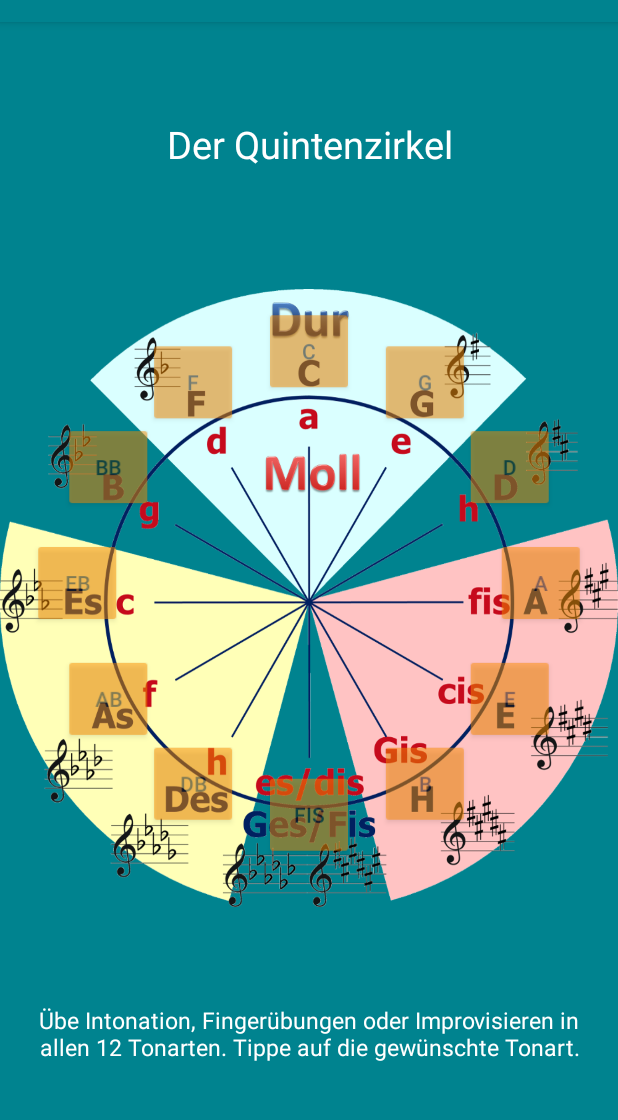
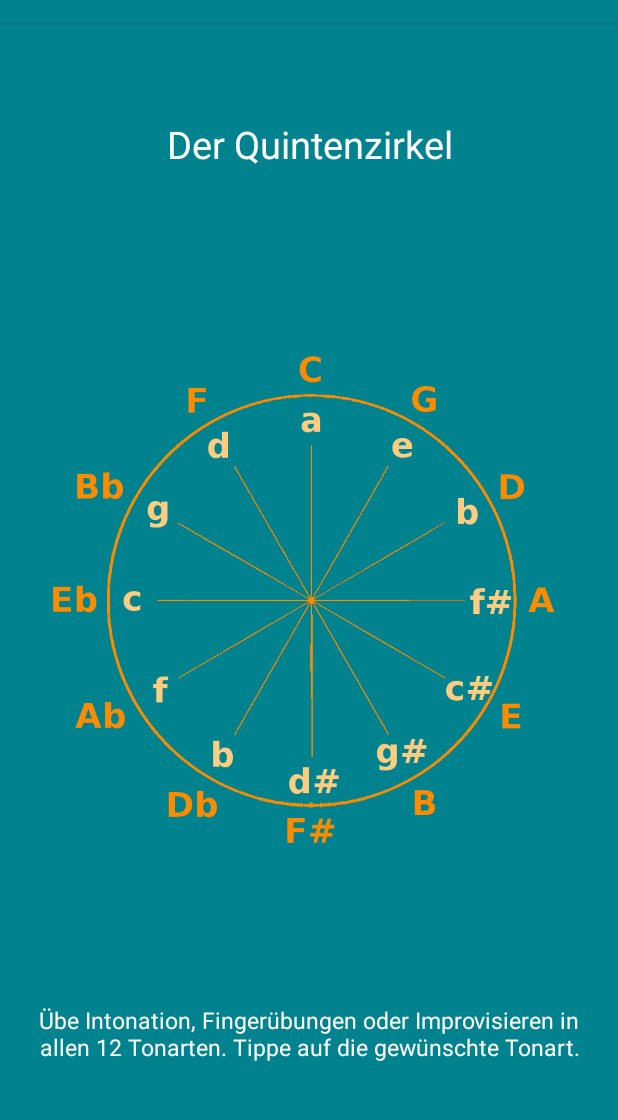
Before and after one commit to deftone/MusicApp, an Android app: the fragment CircleFragment placed in its activity, on a phone screen of 412 x 824 dp, the part 62-1182 px from its top. Run offline under Robolectric (Android 15) with nearby library versions, the light colour scheme and no system bars; our stand-ins replace ButterKnife.

Commit message:
circle image replaced by own image :)

```diff
--- a/app/src/main/res/layout/fragment_circle.xml
+++ b/app/src/main/res/layout/fragment_circle.xml
@@ -41,13 +41,13 @@
             android:layout_width="fill_parent"
             android:layout_height="fill_parent"
             android:layout_gravity="center"
-            android:src="@drawable/circle_maj_min" />
+            android:src="@drawable/circle_maj_min2" />
 
         <Button
             android:id="@+id/button_c"
             android:layout_width="@dimen/button_width"
             android:layout_height="@dimen/button_width"
-            android:alpha="0.5"
+            android:alpha="0.0"
             android:backgroundTint="@color/colorAccent"
             android:text="C" />
 
@@ -55,7 +55,7 @@
             android:id="@+id/button_g"
             android:layout_width="@dimen/button_width"
             android:layout_height="@dimen/button_width"
-            android:alpha="0.5"
+            android:alpha="0.0"
             android:backgroundTint="@color/colorAccent"
             android:text="G" />
 
@@ -63,7 +63,7 @@
             android:id="@+id/button_d"
             android:layout_width="@dimen/button_width"
             android:layout_height="@dimen/button_width"
-            android:alpha="0.5"
+            android:alpha="0.0"
             android:backgroundTint="@color/colorAccent"
             android:text="D" />
 
@@ -71,7 +71,7 @@
             android:id="@+id/button_a"
             android:layout_width="@dimen/button_width"
             android:layout_height="@dimen/button_width"
-            android:alpha="0.5"
+            android:alpha="0.0"
             android:backgroundTint="@color/colorAccent"
             android:text="A" />
 
@@ -79,7 +79,7 @@
             android:id="@+id/button_e"
             android:layout_width="@dimen/button_width"
             android:layout_height="@dimen/button_width"
-            android:alpha="0.5"
+            android:alpha="0.0"
             android:backgroundTint="@color/colorAccent"
             android:text="E" />
 
@@ -87,7 +87,7 @@
             android:id="@+id/button_b"
             android:layout_width="@dimen/button_width"
             android:layout_height="@dimen/button_width"
-            android:alpha="0.5"
+            android:alpha="0.0"
             android:backgroundTint="@color/colorAccent"
             android:text="B" />
 
@@ -95,7 +95,7 @@
             android:id="@+id/button_fis"
             android:layout_width="@dimen/button_width"
             android:layout_height="@dimen/button_width"
-            android:alpha=".5"
+            android:alpha="0.0"
             android:backgroundTint="@color/colorAccent"
             android:text="Fis" />
 
@@ -103,7 +103,7 @@
             android:id="@+id/button_db"
             android:layout_width="@dimen/button_width"
             android:layout_height="@dimen/button_width"
-            android:alpha="0.5"
+            android:alpha="0.0"
             android:backgroundTint="@color/colorAccent"
             android:text="Db" />
 
@@ -111,7 +111,7 @@
             android:id="@+id/button_eb"
             android:layout_width="@dimen/button_width"
             android:layout_height="@dimen/button_width"
-            android:alpha=".5"
+            android:alpha="0.0"
             android:backgroundTint="@color/colorAccent"
             android:text="Eb" />
 
@@ -120,7 +120,7 @@
             android:id="@+id/button_bb"
             android:layout_width="@dimen/button_width"
             android:layout_height="@dimen/button_width"
-            android:alpha="0.5"
+            android:alpha="0.0"
             android:backgroundTint="@color/colorAccent"
             android:text="Bb" />
 
@@ -128,7 +128,7 @@
             android:id="@+id/button_ab"
             android:layout_width="@dimen/button_width"
             android:layout_height="@dimen/button_width"
-            android:alpha="0.5"
+            android:alpha="0.0"
             android:backgroundTint="@color/colorAccent"
             android:text="Ab" />
 
@@ -136,7 +136,7 @@
             android:id="@+id/button_f"
             android:layout_width="@dimen/button_width"
             android:layout_height="@dimen/button_width"
-            android:alpha="0.5"
+            android:alpha="0.0"
             android:backgroundTint="@color/colorAccent"
             android:text="F" />
 
```
Also changed, not shown: app/src/main/res/drawable/circle_maj_min2.png (added).
